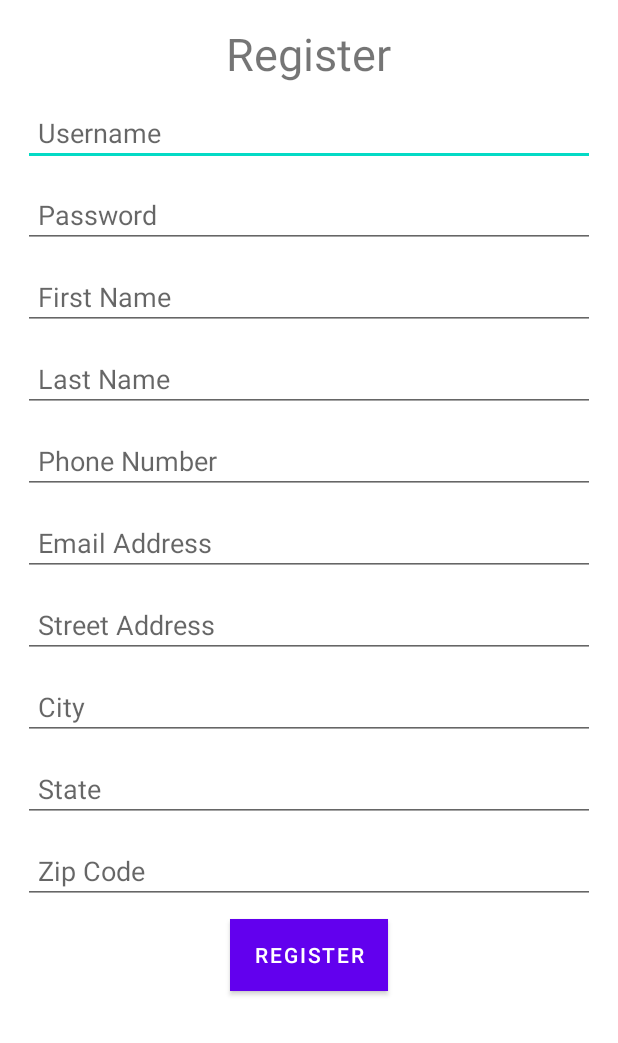
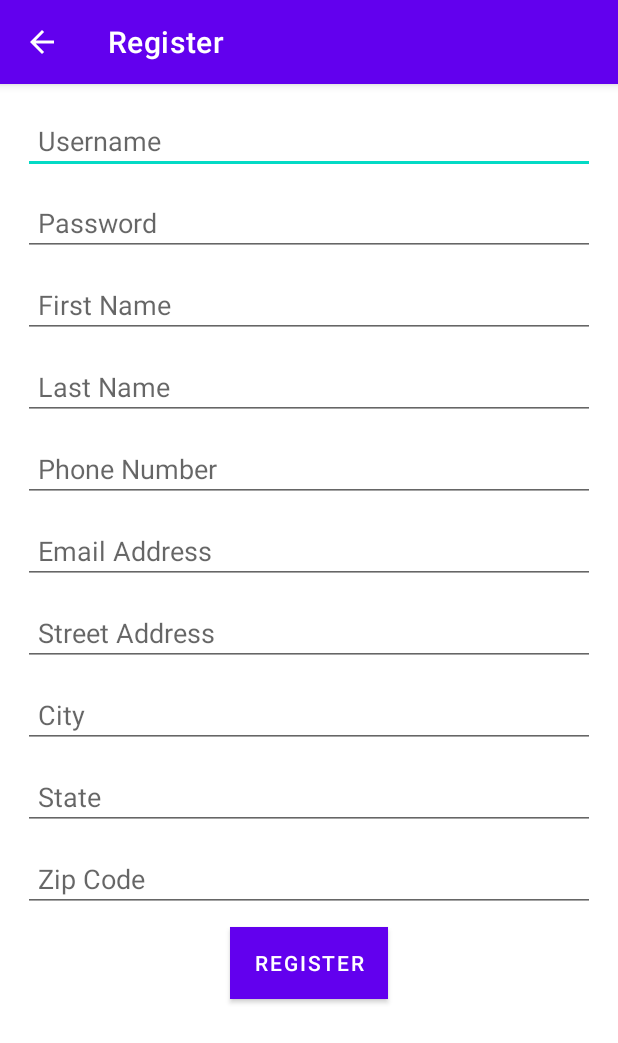
Before and after one commit to RoyRod93/University_Bazaar_System, an Android app: the RegisterUser screen opened directly, with no data from a screen before it, on a phone screen of 412 x 824 dp. Shown: the top 1043 px of the screen. Run offline under Robolectric (Android 15) with nearby library versions, the phone set to English and light mode, and no system bars.

Commit message:
Implement back button on RegisterUser activity

```diff
--- a/app/src/main/java/com/team8/universitybazaar/controller/RegisterUser.java
+++ b/app/src/main/java/com/team8/universitybazaar/controller/RegisterUser.java
@@ -1,6 +1,5 @@
 package com.team8.universitybazaar.controller;
 
-import androidx.appcompat.app.ActionBar;
 import androidx.appcompat.app.AppCompatActivity;
 
 import android.content.Intent;
@@ -26,11 +25,10 @@ public class RegisterUser extends AppCompatActivity {
         View view = activityRegisterUserBinding.getRoot();
         setContentView(view);
 
-        ActionBar actionBar = getSupportActionBar();
-        actionBar.hide();
-
-        validations = new Validations();
-        databaseHelper = new DatabaseHelper(this);
+        androidx.appcompat.app.ActionBar actionBar = getSupportActionBar();
+        actionBar.setDisplayHomeAsUpEnabled(true);
+        actionBar.setHomeButtonEnabled(true);
+        actionBar.setTitle("Register");
 
         activityRegisterUserBinding.btnRegister.setOnClickListener(v -> {
 
@@ -98,4 +96,15 @@ public class RegisterUser extends AppCompatActivity {
         }
         return true;
     }
+
+    @Override
+    public void onBackPressed() {
+        super.onBackPressed();
+    }
+
+    @Override
+    public boolean onSupportNavigateUp() {
+        onBackPressed();
+        return true;
+    }
 }
--- a/app/src/main/res/layout/activity_register_user.xml
+++ b/app/src/main/res/layout/activity_register_user.xml
@@ -13,18 +13,10 @@
         android:orientation="vertical"
         android:padding="15dp">
 
-        <TextView
-            android:layout_width="wrap_content"
-            android:layout_height="wrap_content"
-            android:layout_gravity="center"
-            android:text="Register"
-            android:textSize="30sp" />
-
         <EditText
             android:id="@+id/etUsername"
             android:layout_width="match_parent"
             android:layout_height="wrap_content"
-            android:layout_marginTop="10dp"
             android:hint="Username"
             android:inputType="text"
             android:padding="10dp" />
```
